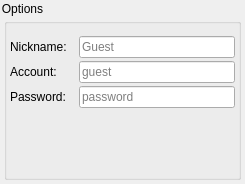
First picture: the form in rc/RCConnectDialog.ui, repository Preagonal/TilesEditor, before the edit.
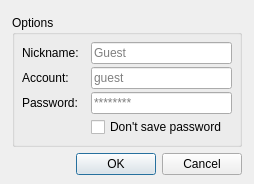
Second picture: the form after the edit.

```diff
--- a/rc/RCConnectDialog.ui
+++ b/rc/RCConnectDialog.ui
@@ -9,7 +9,7 @@
    <rect>
     <x>0</x>
     <y>0</y>
-    <width>245</width>
+    <width>254</width>
     <height>184</height>
    </rect>
   </property>
@@ -46,17 +46,32 @@
   <property name="modal">
    <bool>false</bool>
   </property>
-  <widget class="QGroupBox" name="formGroupBox">
-   <property name="enabled">
-    <bool>true</bool>
-   </property>
+  <widget class="QGroupBox" name="rcVertBox">
    <property name="geometry">
     <rect>
      <x>0</x>
      <y>0</y>
-     <width>245</width>
-     <height>184</height>
+     <width>254</width>
+     <height>187</height>
     </rect>
+   </property>
+   <property name="styleSheet">
+    <string notr="true">#rcVertBox {
+	border: 0;
+	padding: 0px;
+	margin: 0px;
+	width: 100%;
+	height: 100%;
+}</string>
+   </property>
+   <layout class="QVBoxLayout" name="verticalLayout" stretch="0,0">
+    <property name="sizeConstraint">
+     <enum>QLayout::SetDefaultConstraint</enum>
+    </property>
+    <item>
+     <widget class="QGroupBox" name="credentialsGroupBox">
+      <property name="enabled">
+       <bool>true</bool>
    </property>
    <property name="styleSheet">
     <string notr="true">#formGroupBox {
@@ -88,13 +103,13 @@
      <number>7</number>
     </property>
     <property name="topMargin">
-     <number>16</number>
+        <number>7</number>
     </property>
     <property name="rightMargin">
      <number>7</number>
     </property>
     <property name="bottomMargin">
-     <number>6</number>
+        <number>7</number>
     </property>
     <item row="0" column="0">
      <widget class="QLabel" name="label_2">
@@ -127,25 +142,68 @@
       </property>
      </widget>
     </item>
-    <item row="2" column="0">
-     <widget class="QLabel" name="label_4">
-      <property name="text">
-       <string>Password:</string>
-      </property>
-     </widget>
-    </item>
     <item row="2" column="1">
      <widget class="QLineEdit" name="lineEdit_3">
       <property name="echoMode">
-       <enum>QLineEdit::PasswordEchoOnEdit</enum>
+          <enum>QLineEdit::Password</enum>
       </property>
       <property name="cursorPosition">
        <number>0</number>
       </property>
       <property name="placeholderText">
-       <string>password</string>
-      </property>
-     </widget>
+          <string>********</string>
+         </property>
+        </widget>
+       </item>
+       <item row="2" column="0">
+        <widget class="QLabel" name="passwordLabel">
+         <property name="text">
+          <string>Password:</string>
+         </property>
+        </widget>
+       </item>
+       <item row="3" column="1">
+        <widget class="QCheckBox" name="_dontSavePassword">
+         <property name="text">
+          <string>Don't save password</string>
+         </property>
+         <property name="autoExclusive">
+          <bool>false</bool>
+         </property>
+        </widget>
+       </item>
+      </layout>
+     </widget>
+    </item>
+    <item>
+     <layout class="QHBoxLayout" name="horizontalLayout">
+      <item>
+       <spacer name="horizontalSpacer">
+        <property name="orientation">
+         <enum>Qt::Horizontal</enum>
+        </property>
+        <property name="sizeHint" stdset="0">
+         <size>
+          <width>40</width>
+          <height>20</height>
+         </size>
+        </property>
+       </spacer>
+      </item>
+      <item>
+       <widget class="QDialogButtonBox" name="buttonBox">
+        <property name="orientation">
+         <enum>Qt::Horizontal</enum>
+        </property>
+        <property name="standardButtons">
+         <set>QDialogButtonBox::Cancel|QDialogButtonBox::Ok</set>
+        </property>
+        <property name="centerButtons">
+         <bool>false</bool>
+        </property>
+       </widget>
+      </item>
+     </layout>
     </item>
    </layout>
   </widget>
```
Left out of the diff: 10 changed lines with no effect on the pictures. Lines whose indentation alone changed are shown as unchanged.
